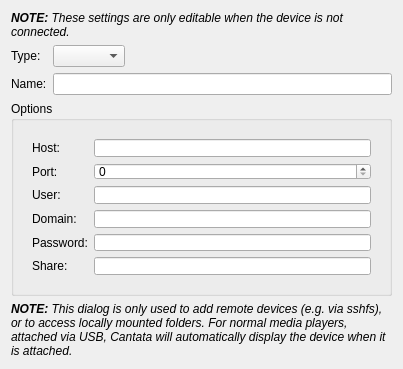
The window that devices/remotedevicepropertieswidget.ui (polpo/cantata-mac) describes before a commit, drawn with Qt 5.
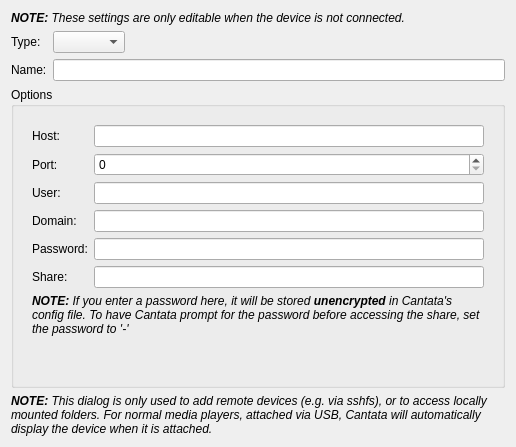
The same window after the commit. Custom widgets are drawn as their Qt base class.

Commit message: Prompt for samba password, if entry has -

```diff
--- a/devices/remotedevicepropertieswidget.ui
+++ b/devices/remotedevicepropertieswidget.ui
@@ -6,8 +6,8 @@
    <rect>
     <x>0</x>
     <y>0</y>
-    <width>403</width>
-    <height>369</height>
+    <width>516</width>
+    <height>447</height>
    </rect>
   </property>
   <layout class="QVBoxLayout" name="verticalLayout_2">
@@ -66,6 +66,8 @@
          <number>0</number>
         </property>
         <widget class="QWidget" name="smbPage">
+         <layout class="QVBoxLayout" name="verticalLayout_3">
+          <item>
          <layout class="QFormLayout" name="formLayout_4">
           <item row="0" column="0">
            <widget class="BuddyLabel" name="hostLabel_2">
@@ -150,6 +152,31 @@
            <widget class="LineEdit" name="smbShare"/>
           </item>
          </layout>
+          </item>
+          <item>
+           <widget class="QLabel" name="label_4">
+            <property name="text">
+             <string>&lt;i&gt;&lt;b&gt;NOTE:&lt;/b&gt; If you enter a password here, it will be stored &lt;b&gt;unencrypted&lt;/b&gt; in Cantata's config file. To have Cantata prompt for the password before accessing the share, set the password to '-'&lt;/i&gt;</string>
+            </property>
+            <property name="wordWrap">
+             <bool>true</bool>
+            </property>
+           </widget>
+          </item>
+          <item>
+           <spacer name="verticalSpacer">
+            <property name="orientation">
+             <enum>Qt::Vertical</enum>
+            </property>
+            <property name="sizeHint" stdset="0">
+             <size>
+              <width>20</width>
+              <height>14</height>
+             </size>
+            </property>
+           </spacer>
+          </item>
+         </layout>
         </widget>
         <widget class="QWidget" name="sshPage">
          <layout class="QFormLayout" name="formLayout_2">
```
Left out of the diff: 27 changed lines with no effect on the pictures. Lines whose indentation alone changed are shown as unchanged. The commit also changes 3 other files.
